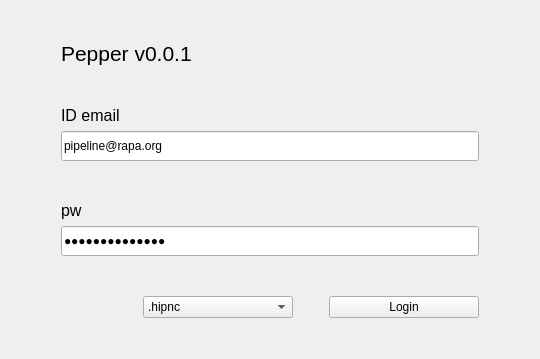
Qt form python/BlackPepper/ui/mvc_login.ui (NetflixVFX-Ac/BlackPepper) before a commit.
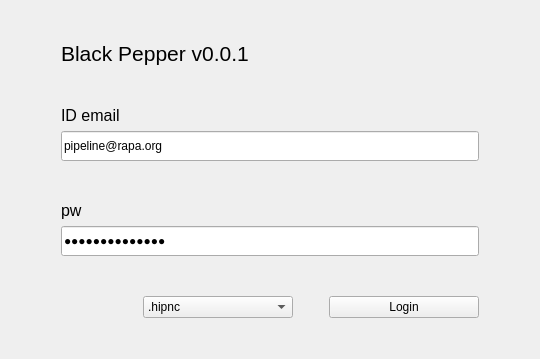
The same form after that commit.

Commit message: sw edit ui dev ui

Patch:
```diff
--- a/python/BlackPepper/ui/mvc_login.ui
+++ b/python/BlackPepper/ui/mvc_login.ui
@@ -33,11 +33,12 @@
        <property name="font">
         <font>
          <pointsize>16</pointsize>
+         <weight>50</weight>
          <bold>false</bold>
         </font>
        </property>
        <property name="text">
-        <string>Pepper v0.0.1</string>
+        <string>Black Pepper v0.0.1</string>
        </property>
       </widget>
      </item>
```
The commit also changes 3 other files.
